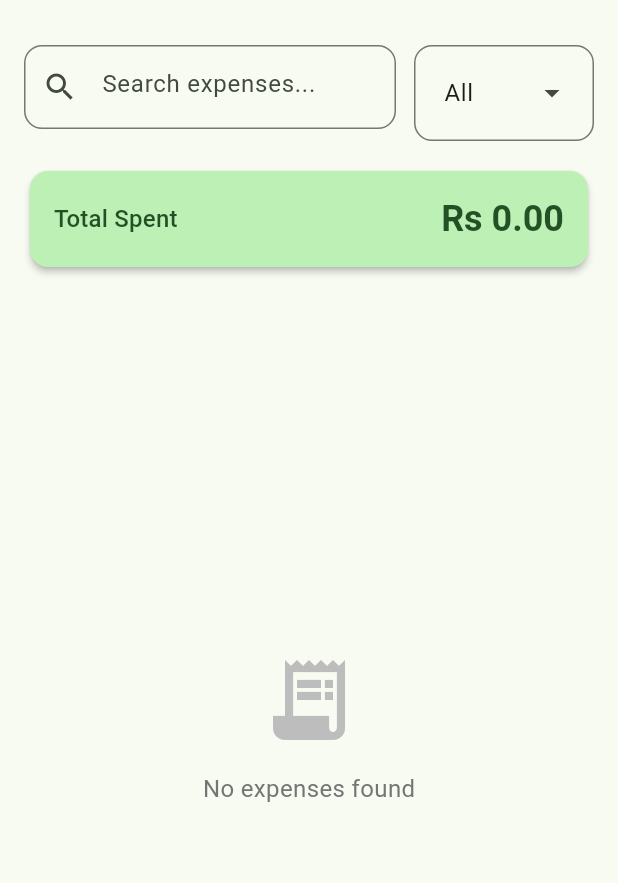
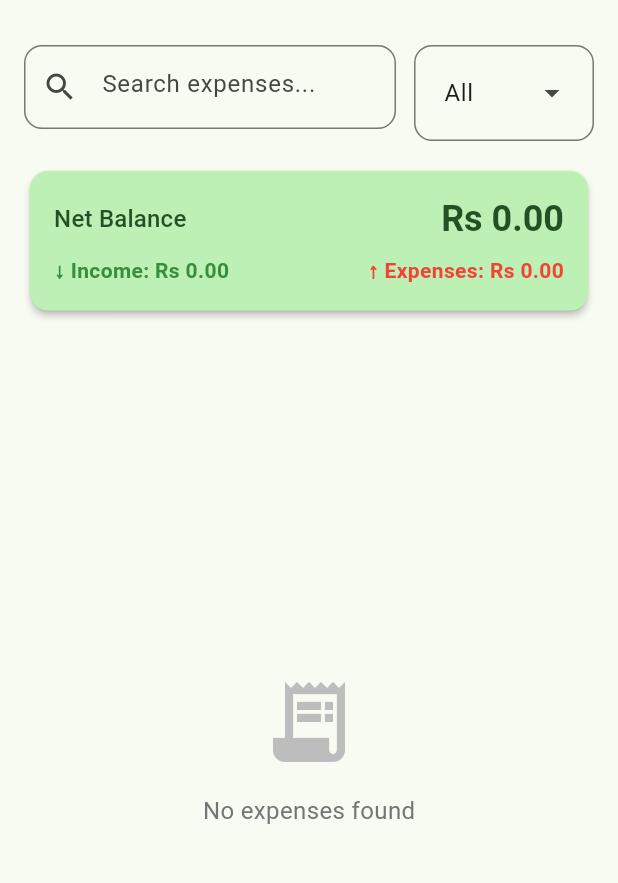
Before and after one commit to m-m4h4d/mahad_expense_tracker, a Flutter app: the ExpensesScreen screen opened directly, on a phone screen of 412 x 824 dp, the part 63-946 px from its top. Run offline on Flutter 3.47's test engine with Material 3 defaults, Android fonts, the light colour scheme and no system bars; our stand-ins replace shared_preferences, sqflite, sqflite_common_ffi_web; accounts and stored records are empty.

Commit message:
feat: implement core expense management features including database persistence, data models, and UI screens for tracking and adding transactions.

```diff
--- a/lib/features/expenses/models/expense_model.dart
+++ b/lib/features/expenses/models/expense_model.dart
@@ -4,6 +4,7 @@ class Expense {
   final double amount;
   final String category;
   final DateTime date;
+  final String type;
 
   Expense({
     this.id,
@@ -11,6 +12,7 @@ class Expense {
     required this.amount,
     required this.category,
     required this.date,
+    required this.type,
   });
 
   Expense copyWith({
@@ -19,6 +21,7 @@ class Expense {
     double? amount,
     String? category,
     DateTime? date,
+    String? type,
   }) {
     return Expense(
       id: id ?? this.id,
@@ -26,6 +29,7 @@ class Expense {
       amount: amount ?? this.amount,
       category: category ?? this.category,
       date: date ?? this.date,
+      type: type ?? this.type,
     );
   }
 
@@ -36,6 +40,7 @@ class Expense {
       'amount': amount,
       'category': category,
       'date': date.toIso8601String(),
+      'type': type,
     };
   }
 
@@ -46,6 +51,7 @@ class Expense {
       amount: map['amount'],
       category: map['category'],
       date: DateTime.parse(map['date']),
+      type: map['type'] ?? 'Expense',
     );
   }
 }
--- a/lib/features/expenses/providers/expense_provider.dart
+++ b/lib/features/expenses/providers/expense_provider.dart
@@ -16,9 +16,23 @@ class ExpenseProvider extends ChangeNotifier {
   bool get isLoading => _isLoading;
   String get selectedCategory => _selectedCategory;
 
-  double get totalSpent {
-    return _filteredExpenses.fold(0, (sum, item) => sum + item.amount);
+  double get totalExpenses {
+    return _filteredExpenses.where((e) => e.type == 'Expense').fold(0, (sum, item) => sum + item.amount);
   }
+
+  double get totalIncome {
+    return _filteredExpenses.where((e) => e.type == 'Income').fold(0, (sum, item) => sum + item.amount);
+  }
+
+  double get totalLoans {
+    return _filteredExpenses.where((e) => e.type == 'Loan').fold(0, (sum, item) => sum + item.amount);
+  }
+
+  double get netBalance {
+    return totalIncome - totalExpenses;
+  }
+
+  double get totalSpent => totalExpenses;
 
   // Currency Exchange state
   String _baseCurrency = 'PKR';
--- a/lib/features/expenses/screens/expenses_screen.dart
+++ b/lib/features/expenses/screens/expenses_screen.dart
@@ -17,12 +17,9 @@ class _ExpensesScreenState extends State<ExpensesScreen> {
 
   final List<String> _categories = [
     'All',
-    'General',
-    'Groceries',
-    'Snacks',
-    'Food',
-    'Transport',
-    'Utilities',
+    'General', 'Groceries', 'Snacks', 'Food', 'Transport', 'Utilities',
+    'Salary', 'Business', 'Investments', 'Freelance',
+    'Borrowed', 'Lent', 'Repayment',
     'Other',
   ];
 
@@ -125,27 +122,42 @@ class _ExpensesScreenState extends State<ExpensesScreen> {
                   color: Theme.of(context).colorScheme.primaryContainer,
                   child: Padding(
                     padding: const EdgeInsets.all(16.0),
-                    child: Row(
+                    child: Column(
+                      crossAxisAlignment: CrossAxisAlignment.stretch,
+                      children: [
+                        Row(
                           mainAxisAlignment: MainAxisAlignment.spaceBetween,
                           children: [
                             Text(
-                          'Total Spent',
+                              'Net Balance',
                               style: Theme.of(context).textTheme.titleMedium
                                   ?.copyWith(
-                                color: Theme.of(
-                                  context,
-                                ).colorScheme.onPrimaryContainer,
+                                    color: Theme.of(context).colorScheme.onPrimaryContainer,
                                   ),
                             ),
                             Text(
-                          '${expenseProvider.currencySymbol}${expenseProvider.totalSpent.toStringAsFixed(2)}',
+                              '${expenseProvider.currencySymbol}${expenseProvider.netBalance.toStringAsFixed(2)}',
                               style: Theme.of(context).textTheme.headlineSmall
                                   ?.copyWith(
                                     fontWeight: FontWeight.bold,
-                                color: Theme.of(
-                                  context,
-                                ).colorScheme.onPrimaryContainer,
+                                    color: Theme.of(context).colorScheme.onPrimaryContainer,
                                   ),
+                            ),
+                          ],
+                        ),
+                        const SizedBox(height: 8),
+                        Row(
+                          mainAxisAlignment: MainAxisAlignment.spaceBetween,
+                          children: [
+                            Text(
+                              '↓ Income: ${expenseProvider.currencySymbol}${expenseProvider.totalIncome.toStringAsFixed(2)}',
+                              style: TextStyle(color: Colors.green[700], fontWeight: FontWeight.bold),
+                            ),
+                            Text(
+                              '↑ Expenses: ${expenseProvider.currencySymbol}${expenseProvider.totalExpenses.toStringAsFixed(2)}',
+                              style: const TextStyle(color: Colors.red, fontWeight: FontWeight.bold),
+                            ),
+                          ],
                         ),
                       ],
                     ),
@@ -239,10 +251,10 @@ class _ExpensesScreenState extends State<ExpensesScreen> {
                                           ),
                                         ),
                                         Text(
-                                          '-${expenseProvider.currencySymbol}${expense.amount.toStringAsFixed(2)}',
-                                          style: const TextStyle(
+                                          '${expense.type == 'Income' ? '+' : '-'}${expenseProvider.currencySymbol}${expense.amount.toStringAsFixed(2)}',
+                                          style: TextStyle(
                                             fontWeight: FontWeight.bold,
-                                            color: Colors.red,
+                                            color: expense.type == 'Income' ? Colors.green : (expense.type == 'Loan' ? Colors.orange : Colors.red),
                                             fontSize: 16,
                                           ),
                                         ),
@@ -306,21 +318,21 @@ class _ExpensesScreenState extends State<ExpensesScreen> {
 
   IconData _getIconForCategory(String category) {
     switch (category) {
-      case 'Groceries':
-        return Icons.local_grocery_store;
-      case 'Snacks':
-        return Icons.fastfood; // Alternate icon for snacks
-      case 'Food':
-        return Icons.restaurant;
-      case 'Transport':
-        return Icons.directions_car;
-      case 'Utilities':
-        return Icons.receipt;
-      case 'Other':
-        return Icons.money;
+      case 'Groceries': return Icons.local_grocery_store;
+      case 'Snacks': return Icons.fastfood;
+      case 'Food': return Icons.restaurant;
+      case 'Transport': return Icons.directions_car;
+      case 'Utilities': return Icons.receipt;
+      case 'Salary': return Icons.account_balance_wallet;
+      case 'Business': return Icons.business_center;
+      case 'Investments': return Icons.trending_up;
+      case 'Freelance': return Icons.computer;
+      case 'Borrowed': return Icons.arrow_downward;
+      case 'Lent': return Icons.arrow_upward;
+      case 'Repayment': return Icons.check_circle_outline;
+      case 'Other': return Icons.money;
       case 'General':
-      default:
-        return Icons.category;
+      default: return Icons.category;
     }
   }
 }
```
Also changed, not shown: lib/core/database/db_helper.dart (+7 -3 lines), lib/features/expenses/screens/add_expense_screen.dart (+26 -10 lines). Lines whose indentation alone changed are shown as unchanged.
